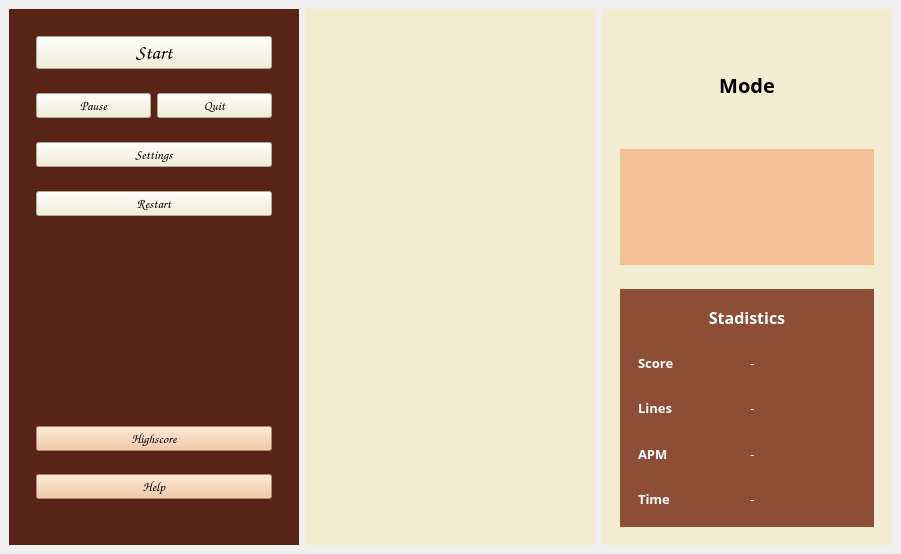
Above: mainwindow.ui from jairLucas/Tetris before the change. Below: the same form after it.
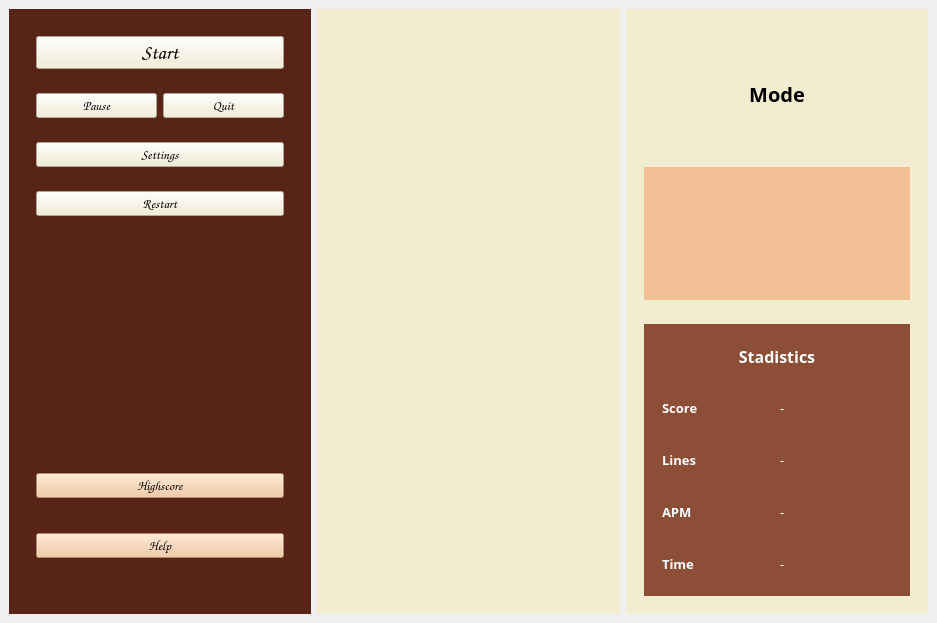
That is the form after the change. Custom widgets are drawn as their Qt base class.

Diff of the .ui file:
```diff
--- a/mainwindow.ui
+++ b/mainwindow.ui
@@ -6,8 +6,8 @@
    <rect>
     <x>0</x>
     <y>0</y>
-    <width>901</width>
-    <height>554</height>
+    <width>937</width>
+    <height>623</height>
    </rect>
   </property>
   <property name="windowTitle">
```
Left out of the diff: 8 changed lines with no effect on the pictures.
